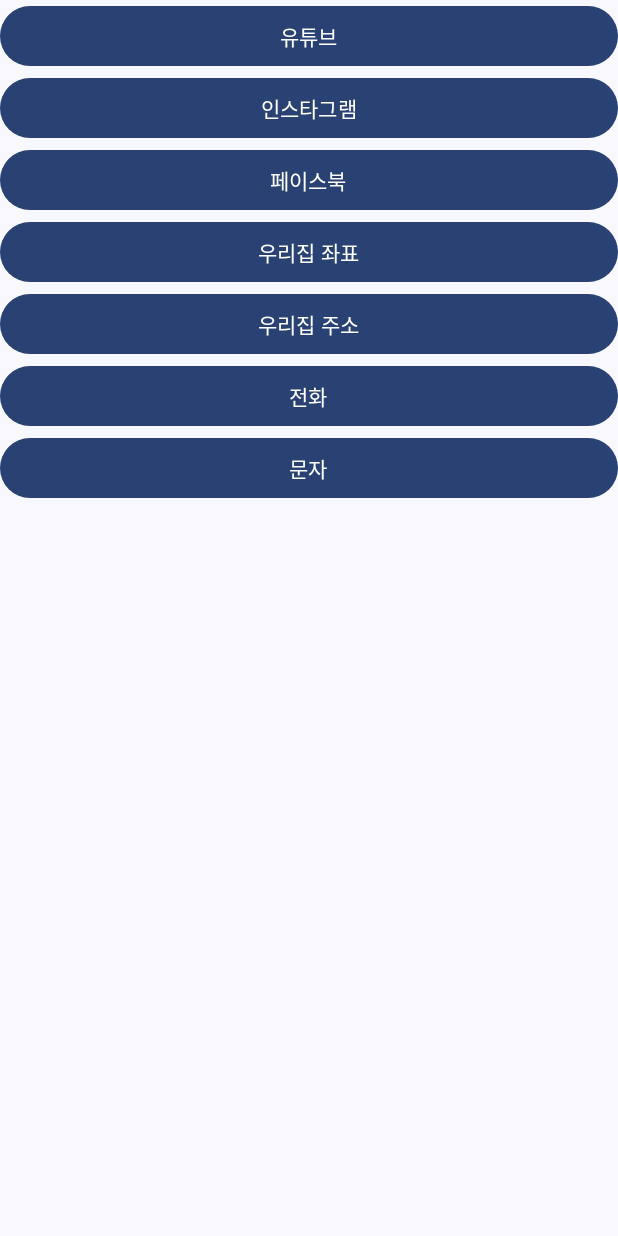
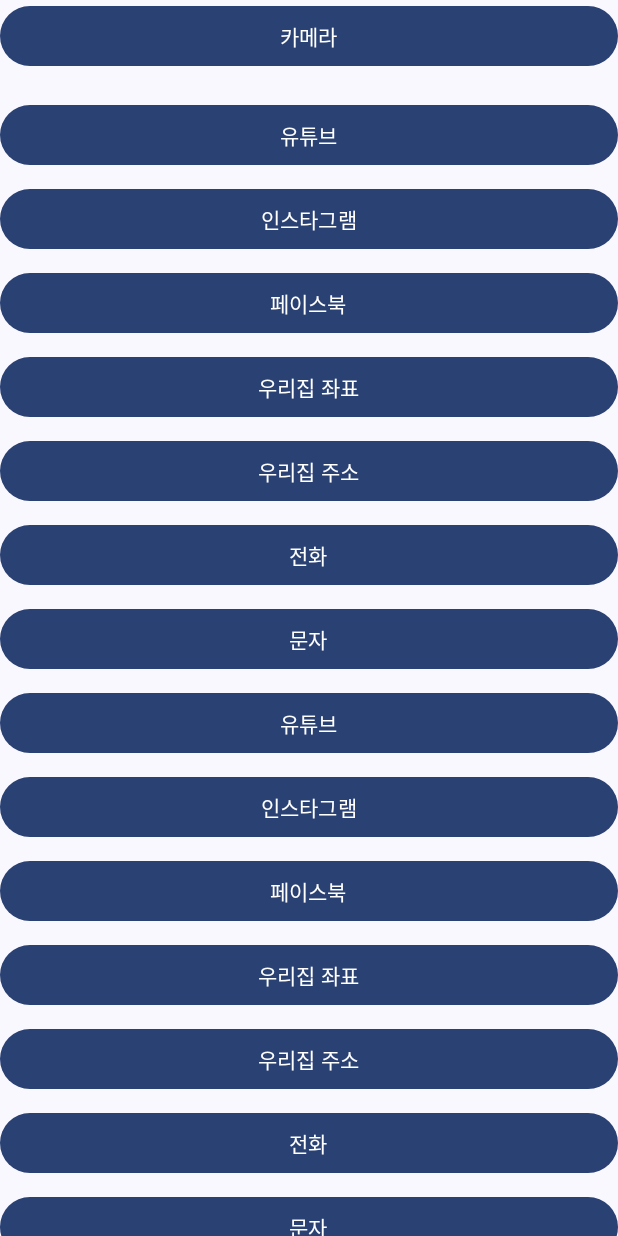
Before and after one commit to choongmoo/S25W05Intent, an Android app built with Jetpack Compose: the screen it shows after launch (MainActivity), on a phone screen of 412 x 824 dp. Run offline under Robolectric (Android 15) with nearby library versions, the phone set to English and light mode, and no system bars.

Commit message:
📸카메라

```diff
--- a/app/src/main/java/kr/ac/kumoh/s20171268/s25w05intent/MainActivity.kt
+++ b/app/src/main/java/kr/ac/kumoh/s20171268/s25w05intent/MainActivity.kt
@@ -1,22 +1,44 @@
 package kr.ac.kumoh.s20171268.s25w05intent
 
+import android.Manifest
 import android.content.Intent
+import android.content.pm.PackageManager
+import android.graphics.Bitmap
 import android.os.Bundle
+import android.widget.Toast
 import androidx.activity.ComponentActivity
+import androidx.activity.compose.rememberLauncherForActivityResult
 import androidx.activity.compose.setContent
 import androidx.activity.enableEdgeToEdge
+import androidx.activity.result.contract.ActivityResultContracts
+import androidx.compose.foundation.Image
+import androidx.compose.foundation.background
+import androidx.compose.foundation.layout.Arrangement
 import androidx.compose.foundation.layout.Column
+import androidx.compose.foundation.layout.Spacer
 import androidx.compose.foundation.layout.fillMaxSize
 import androidx.compose.foundation.layout.fillMaxWidth
+import androidx.compose.foundation.layout.height
 import androidx.compose.foundation.layout.padding
+import androidx.compose.foundation.lazy.LazyColumn
+import androidx.compose.foundation.lazy.items
 import androidx.compose.material3.Button
 import androidx.compose.material3.Scaffold
 import androidx.compose.material3.Text
 import androidx.compose.runtime.Composable
+import androidx.compose.runtime.getValue
+import androidx.compose.runtime.mutableStateOf
+import androidx.compose.runtime.saveable.rememberSaveable
+import androidx.compose.runtime.setValue
 import androidx.compose.ui.Modifier
+import androidx.compose.ui.graphics.Color
+import androidx.compose.ui.graphics.asImageBitmap
 import androidx.compose.ui.platform.LocalContext
+import androidx.compose.ui.unit.dp
+import androidx.core.content.ContextCompat
 import androidx.core.net.toUri
 import kr.ac.kumoh.s20171268.s25w05intent.ui.theme.S25W05IntentTheme
+
 
 class MainActivity : ComponentActivity() {
     override fun onCreate(savedInstanceState: Bundle?) {
@@ -39,16 +61,36 @@ fun MainScreen() {
         "우리집 좌표" to "geo:36.145014,128.393047?z=17",
         "우리집 주소" to "geo:0,0?q=국립금오공과대학교",
         "전화" to "tel:054-478-7114",
-        "문자" to "sms:054-478-7114"
-    )
+        "문자" to "sms:054-478-7114",
+        "유튜브" to "https://www.youtube.com/results?search_query=android+developers",
+        "인스타그램" to "https://www.instagram.com/blackpinkofficial/",
+        "페이스북" to "https://www.facebook.com/bangtan.official",
+        "우리집 좌표" to "geo:36.145014,128.393047?z=17",
+        "우리집 주소" to "geo:0,0?q=국립금오공과대학교",
+        "전화" to "tel:054-478-7114",
+        "문자" to "sms:054-478-7114",
+        "유튜브" to "https://www.youtube.com/results?search_query=android+developers",
+        "인스타그램" to "https://www.instagram.com/blackpinkofficial/",
+        "페이스북" to "https://www.facebook.com/bangtan.official",
+        "우리집 좌표" to "geo:36.145014,128.393047?z=17",
+        "우리집 주소" to "geo:0,0?q=국립금오공과대학교",
+        "전화" to "tel:054-478-7114",
+        "문자" to "sms:054-478-7114",
+
+        )
 
     Scaffold(modifier = Modifier.fillMaxSize()) { innerPadding ->
-        Column(
+        LazyColumn(
             modifier = Modifier
                 .fillMaxSize()
-                .padding(innerPadding)
+                .padding(innerPadding),
+            verticalArrangement = Arrangement.spacedBy(8.dp),
         ) {
-            intentItems.forEach { item ->
+            item {
+                CameraButton()
+            }
+
+            items(intentItems) { item ->
                 IntentButton(item = item)
             }
         }
@@ -75,3 +117,70 @@ fun IntentButton(
         Text(text)
     }
 }
+
+@Composable
+fun CameraButton() {
+    var imageBitmap by rememberSaveable { mutableStateOf<Bitmap?>(null) }
+    val context = LocalContext.current
+
+    val cameraLauncher = rememberLauncherForActivityResult(
+        contract = ActivityResultContracts.TakePicturePreview(),
+        onResult = { bitmap ->
+            imageBitmap = bitmap
+        }
+    )
+
+    // 권한 요청 Launcher
+    val permissionLauncher = rememberLauncherForActivityResult(
+        contract = ActivityResultContracts.RequestPermission(),
+        onResult = { isGranted ->
+            if (isGranted) {
+                cameraLauncher.launch(null)
+            } else {
+                Toast.makeText(
+                    context,
+                    "카메라 권한 거부됨",
+                    Toast.LENGTH_LONG
+                ).show()
+            }
+        }
+    )
+
+    val launchCamera = {
+        val permissionCheckResult = ContextCompat.checkSelfPermission(
+            context,
+            Manifest.permission.CAMERA
+        )
+
+        if (permissionCheckResult == PackageManager.PERMISSION_GRANTED) {
+            cameraLauncher.launch(null)
+        } else { // 권한이 없다면 권한 요청 런처 실행
+            permissionLauncher.launch(Manifest.permission.CAMERA)
+        }
+    }
+
+    Column(modifier = Modifier.fillMaxWidth()) {
+        Button(
+            onClick = launchCamera,
+            modifier = Modifier.fillMaxWidth()
+        ) {
+            Text("카메라")
+        }
+
+        Spacer(modifier = Modifier.height(10.dp))
+
+        // imageBitmap이 null이 아니면 실행
+        imageBitmap?.let { bitmap ->
+            Image(
+                bitmap = bitmap.asImageBitmap(),
+                contentDescription = "카메라 촬영 이미지",
+                modifier = Modifier
+                    .padding(8.dp)
+                    .fillMaxWidth()
+                    .height(200.dp)
+                    .background(Color.LightGray),
+                //contentScale = ContentScale.Crop
+            )
+        }
+    }
+}
```
Also changed, not shown: app/src/main/AndroidManifest.xml (+8 -0 lines).
